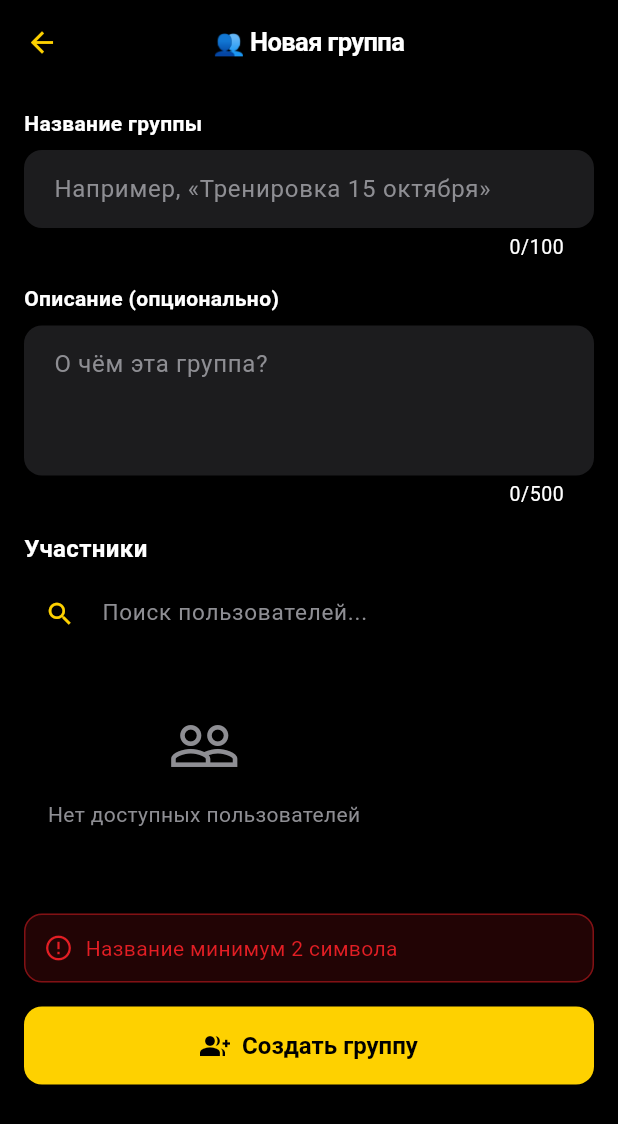
After one commit to vv82bk-hash/BMSChat, a Flutter app: the CreateGroupScreen screen opened directly, after a tap on "Создать группу", on a phone screen of 412 x 824 dp. The commit adds this screen. Shown: the top 1124 px of the screen. Run offline on Flutter 3.47's test engine with Material 3 defaults, Android fonts, the phone set to English and light mode, and no system bars; our stand-ins replace cached_network_image, emoji_picker_flutter, firebase_core, firebase_messaging, flutter_local_notifications, image_picker and 3 more; missing offline and left inert: insta_image_viewer, record; accounts and stored records are empty; network calls fail.

Commit message:
Групповые чаты: создание группы, права участников, меню «+» в списке чатов

```diff
--- /dev/null
+++ b/app/lib/screens/create_group_screen.dart
@@ -0,0 +1,310 @@
+// =====================================================
+// 👥 BMSChat — ЭКРАН СОЗДАНИЯ ГРУППЫ
+// =====================================================
+// 🎯 Поля:
+//   • Название группы (2-100 символов, обязательно)
+//   • Описание (0-500 символов, опционально)
+//   • Выбор участников через UserMultiSelect
+// 🎯 После создания возвращает Chat через Navigator.pop
+// =====================================================
+
+import 'package:flutter/material.dart';
+import 'package:provider/provider.dart';
+
+import '../providers/auth_provider.dart';
+import '../providers/chat_provider.dart';
+import '../providers/users_provider.dart';
+import '../themes/rasta_theme.dart';
+import '../widgets/user_multi_select.dart';
+
+class CreateGroupScreen extends StatefulWidget {
+    const CreateGroupScreen({super.key});
+
+    @override
+    State<CreateGroupScreen> createState() => _CreateGroupScreenState();
+}
+
+class _CreateGroupScreenState extends State<CreateGroupScreen> {
+    final _nameController = TextEditingController();
+    final _descriptionController = TextEditingController();
+
+    final Set<int> _selectedMemberIds = {};
+
+    bool _isCreating = false;
+    String? _error;
+
+    @override
+    void initState() {
+        super.initState();
+        WidgetsBinding.instance.addPostFrameCallback((_) {
+            Provider.of<UsersProvider>(context, listen: false).loadUsers();
+        });
+    }
+
+    @override
+    void dispose() {
+        _nameController.dispose();
+        _descriptionController.dispose();
+        super.dispose();
+    }
+
+    // =====================================================
+    // ➕ СОЗДАНИЕ ГРУППЫ
+    // =====================================================
+    Future<void> _createGroup() async {
+        final name = _nameController.text.trim();
+        final description = _descriptionController.text.trim();
+
+        // 🎯 Валидация
+        if (name.length < 2) {
+            setState(() => _error = 'Название минимум 2 символа');
+            return;
+        }
+        if (name.length > 100) {
+            setState(() => _error = 'Название максимум 100 символов');
+            return;
+        }
+        if (_selectedMemberIds.isEmpty) {
+            setState(() => _error = 'Выберите хотя бы одного участника');
+            return;
+        }
+
+        setState(() {
+            _isCreating = true;
+            _error = null;
+        });
+
+        try {
+            final chat = Provider.of<ChatProvider>(context, listen: false);
+
+            final created = await chat.createGroup(
+                name: name,
+                description: description.isEmpty ? null : description,
+                members: _selectedMemberIds.toList(),
+            );
+
+            if (!mounted) return;
+
+            if (created == null) {
+                setState(() {
+                    _isCreating = false;
+                    _error = chat.chatsError ?? 'Не удалось создать группу';
+                });
+                return;
+            }
+
+            // 🎯 Возвращаем созданный чат назад
+            Navigator.pop(context, created);
+        } catch (e) {
+            if (!mounted) return;
+            setState(() {
+                _isCreating = false;
+                _error = 'Ошибка: $e';
+            });
+        }
+    }
+
+    // =====================================================
+    // 🎨 BUILD
+    // =====================================================
+    @override
+    Widget build(BuildContext context) {
+        final users = Provider.of<UsersProvider>(context);
+        final auth = Provider.of<AuthProvider>(context);
+        final currentUserId = auth.user?.id ?? 0;
+
+        return Scaffold(
+            backgroundColor: RastaTheme.background,
+            appBar: AppBar(
+                title: const Text('👥 Новая группа'),
+            ),
+            body: SingleChildScrollView(
+                padding: const EdgeInsets.all(16),
+                child: Column(
+                    crossAxisAlignment: CrossAxisAlignment.start,
+                    children: [
+                        // ─────────────────────────────────
+                        // НАЗВАНИЕ
+                        // ─────────────────────────────────
+                        const Text(
+                            'Название группы',
+                            style: TextStyle(
+                                fontSize: 14,
+                                fontWeight: FontWeight.w600,
+                                color: RastaTheme.textPrimary,
+                            ),
+                        ),
+                        const SizedBox(height: 8),
+                        TextField(
+                            controller: _nameController,
+                            maxLength: 100,
+                            style: const TextStyle(
+                                color: RastaTheme.textPrimary,
+                                fontSize: 16,
+                            ),
+                            decoration: InputDecoration(
+                                hintText: 'Например, «Тренировка 15 октября»',
+                                hintStyle: const TextStyle(
+                                    color: RastaTheme.textMuted,
+                                    fontSize: 16,
+                                ),
+                                filled: true,
+                                fillColor: RastaTheme.surface,
+                                contentPadding: const EdgeInsets.symmetric(
+                                    horizontal: 16,
+                                    vertical: 14,
+                                ),
+                                border: OutlineInputBorder(
+                                    borderRadius: BorderRadius.circular(12),
+                                    borderSide: BorderSide.none,
+                                ),
+                            ),
+                        ),
+                        const SizedBox(height: 16),
+
+                        // ─────────────────────────────────
+                        // ОПИСАНИЕ
+                        // ─────────────────────────────────
+                        const Text(
+                            'Описание (опционально)',
+                            style: TextStyle(
+                                fontSize: 14,
+                                fontWeight: FontWeight.w600,
+                                color: RastaTheme.textPrimary,
+                            ),
+                        ),
+                        const SizedBox(height: 8),
+                        TextField(
+                            controller: _descriptionController,
+                            maxLines: 3,
+                            maxLength: 500,
+                            style: const TextStyle(
+                                color: RastaTheme.textPrimary,
+                                fontSize: 16,
+                            ),
+                            decoration: InputDecoration(
+                                hintText: 'О чём эта группа?',
+                                hintStyle: const TextStyle(
+                                    color: RastaTheme.textMuted,
+                                    fontSize: 16,
+                                ),
+                                filled: true,
+                                fillColor: RastaTheme.surface,
+                                contentPadding: const EdgeInsets.symmetric(
+                                    horizontal: 16,
+                                    vertical: 14,
+                                ),
+                                border: OutlineInputBorder(
+                                    borderRadius: BorderRadius.circular(12),
+                                    borderSide: BorderSide.none,
+                                ),
+                            ),
+                        ),
+                        const SizedBox(height: 16),
+
+                        // ─────────────────────────────────
+                        // ВЫБОР УЧАСТНИКОВ
+                        // ─────────────────────────────────
+                        UserMultiSelect(
+                            users: users.allUsers,
+                            excludedIds: {currentUserId},
+                            initialSelectedIds: _selectedMemberIds,
+                            title: 'Участники',
+                            onSelectionChanged: (ids) {
+                                setState(() {
+                                    _selectedMemberIds
+                                        ..clear()
+                                        ..addAll(ids);
+                                });
+                            },
+                        ),
+                        const SizedBox(height: 24),
+
+                        // ─────────────────────────────────
+                        // ОШИБКА
+                        // ─────────────────────────────────
+                        if (_error != null)
+                            Container(
+                                width: double.infinity,
+                                padding: const EdgeInsets.all(12),
+                                margin: const EdgeInsets.only(bottom: 16),
+                                decoration: BoxDecoration(
+                                    color: RastaTheme.error
+                                        .withValues(alpha: 0.15),
+                                    borderRadius: BorderRadius.circular(12),
+                                    border: Border.all(
+                                        color: RastaTheme.error
+                                            .withValues(alpha: 0.5),
+                                    ),
+                                ),
+                                child: Row(
+                                    children: [
+                                        const Icon(
+                                            Icons.error_outline,
+                                            color: RastaTheme.error,
+                                            size: 20,
+                                        ),
+                                        const SizedBox(width: 8),
+                                        Expanded(
+                                            child: Text(
+                                                _error!,
+                                                style: const TextStyle(
+                                                    color: RastaTheme.error,
+                                                    fontSize: 14,
+                                                ),
+                                            ),
+                                        ),
+                                    ],
+                                ),
+                            ),
+
+                        // ─────────────────────────────────
+                        // КНОПКА СОЗДАНИЯ
+                        // ─────────────────────────────────
+                        SizedBox(
+                            width: double.infinity,
+                            child: ElevatedButton.icon(
+                                onPressed: _isCreating ? null : _createGroup,
+                                icon: _isCreating
+                                    ? const SizedBox(
+                                        width: 18,
+                                        height: 18,
+                                        child: CircularProgressIndicator(
+                                            strokeWidth: 2,
+                                            valueColor:
+                                                AlwaysStoppedAnimation<Color>(
+                                                    Colors.black,
+                                                ),
+                                        ),
+                                    )
+                                    : const Icon(Icons.group_add, size: 20),
+                                label: Text(
+                                    _isCreating
+                                        ? 'Создаю...'
+                                        : 'Создать группу',
+                                    style: const TextStyle(
+                                        fontSize: 16,
+                                        fontWeight: FontWeight.w700,
+                                    ),
+                                ),
+                                style: ElevatedButton.styleFrom(
+                                    backgroundColor: RastaTheme.rastaYellow,
+                                    foregroundColor: Colors.black,
+                                    padding: const EdgeInsets.symmetric(
+                                        vertical: 16,
+                                    ),
+                                    shape: RoundedRectangleBorder(
+                                        borderRadius:
+                                            BorderRadius.circular(12),
+                                    ),
+                                ),
+                            ),
+                        ),
+
+                        const SizedBox(height: 24),
+                    ],
+                ),
+            ),
+        );
+    }
+}
```
Also changed, not shown: app/lib/providers/chat_provider.dart (+75 -16 lines), app/lib/screens/chats_screen.dart (+138 -10 lines), 2 other files.
